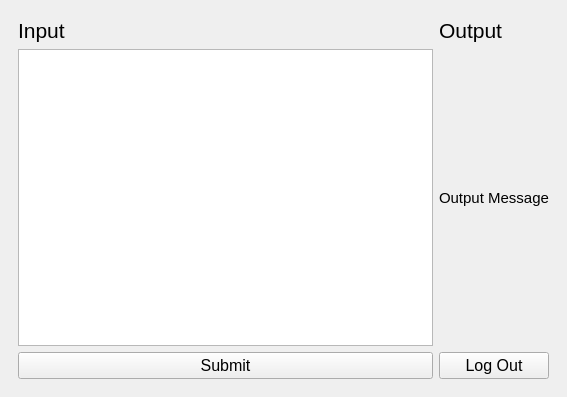
Above: mainwindow.ui from Mukhammadsaid19/os-plagiarism-checker before the change. Below: the same form after it.
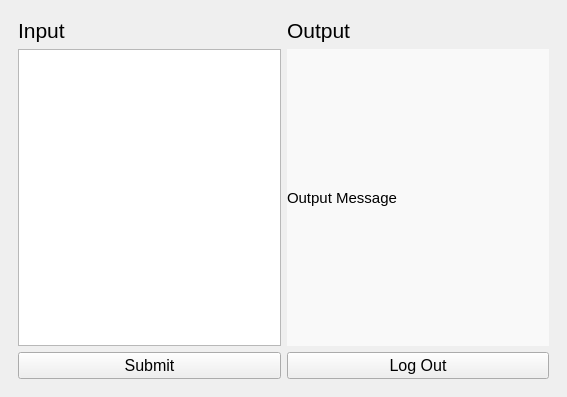
That is the form after the change. The open tabs and pages were chosen to show the change.

Commit message: added layout ration

```diff
--- a/mainwindow.ui
+++ b/mainwindow.ui
@@ -223,7 +223,7 @@
        </layout>
       </widget>
       <widget class="QWidget" name="homePage">
-       <layout class="QGridLayout" name="gridLayout_2">
+       <layout class="QGridLayout" name="gridLayout_2" columnstretch="5,5">
         <item row="0" column="0">
          <widget class="QLabel" name="label_7">
           <property name="font">
@@ -260,6 +260,9 @@
           </property>
          </widget>
         </item>
+        <item row="1" column="0">
+         <widget class="QTextEdit" name="textEdit"/>
+        </item>
         <item row="2" column="1">
          <widget class="QPushButton" name="logOutButt">
           <property name="font">
@@ -279,14 +282,14 @@
             <pointsize>11</pointsize>
            </font>
           </property>
+          <property name="styleSheet">
+           <string notr="true">background-color: rgb(249, 249, 249);</string>
+          </property>
           <property name="text">
            <string>Output Message</string>
           </property>
          </widget>
         </item>
-        <item row="1" column="0">
-         <widget class="QTextEdit" name="textEdit"/>
-        </item>
        </layout>
       </widget>
      </widget>
```
Left out of the diff: 2 changed lines with no effect on the pictures.
